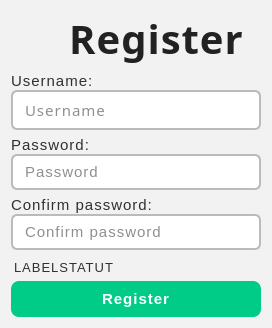
First picture: the form in authWindow/registerWindow.ui, repository denysfreiuk/ToDoManager-Cpp, before the edit.
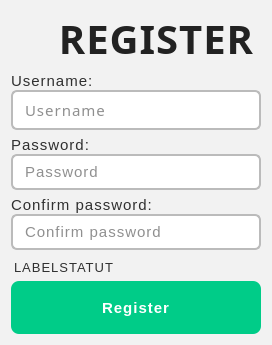
Second picture: the form after the edit. Icons and pictures are not drawn.

Diff of the .ui file:
```diff
--- a/authWindow/registerWindow.ui
+++ b/authWindow/registerWindow.ui
@@ -7,7 +7,7 @@
     <x>0</x>
     <y>0</y>
     <width>272</width>
-    <height>328</height>
+    <height>345</height>
    </rect>
   </property>
   <property name="maximumSize">
@@ -202,10 +202,7 @@
         </font>
        </property>
        <property name="text">
-        <string>Register</string>
-       </property>
-       <property name="pixmap">
-        <pixmap>../resources/icons/to-do-list.png</pixmap>
+        <string>REGISTER</string>
        </property>
        <property name="alignment">
         <set>Qt::AlignmentFlag::AlignCenter</set>
```
Left out of the diff: 2 changed lines with no effect on the pictures.
